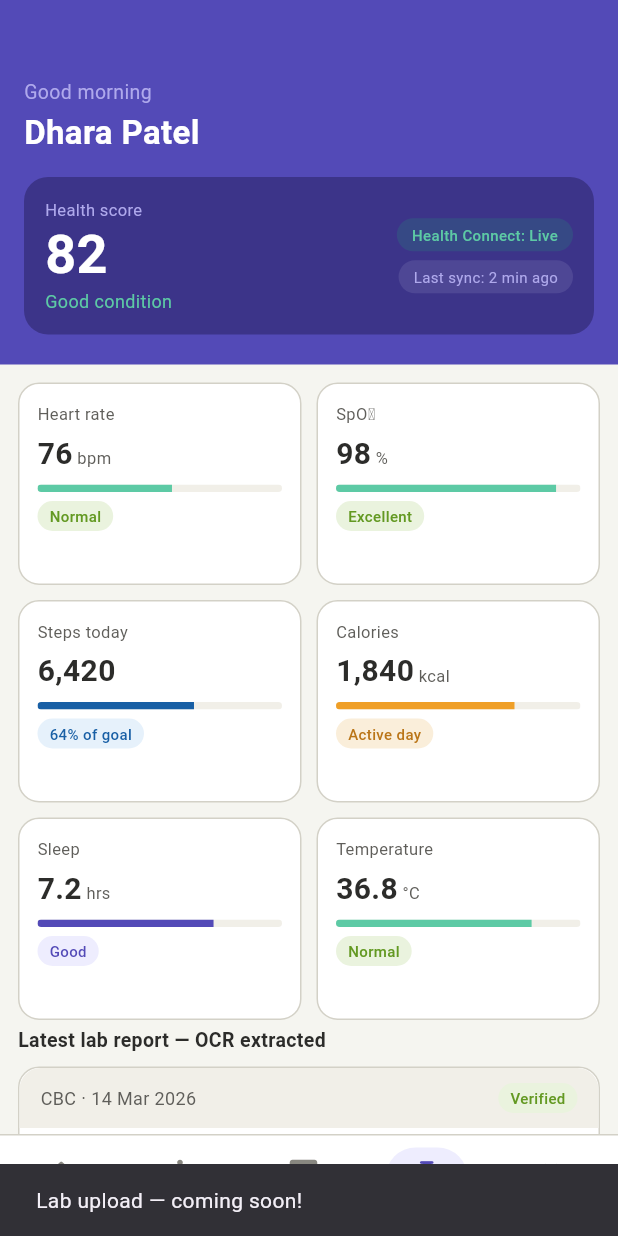
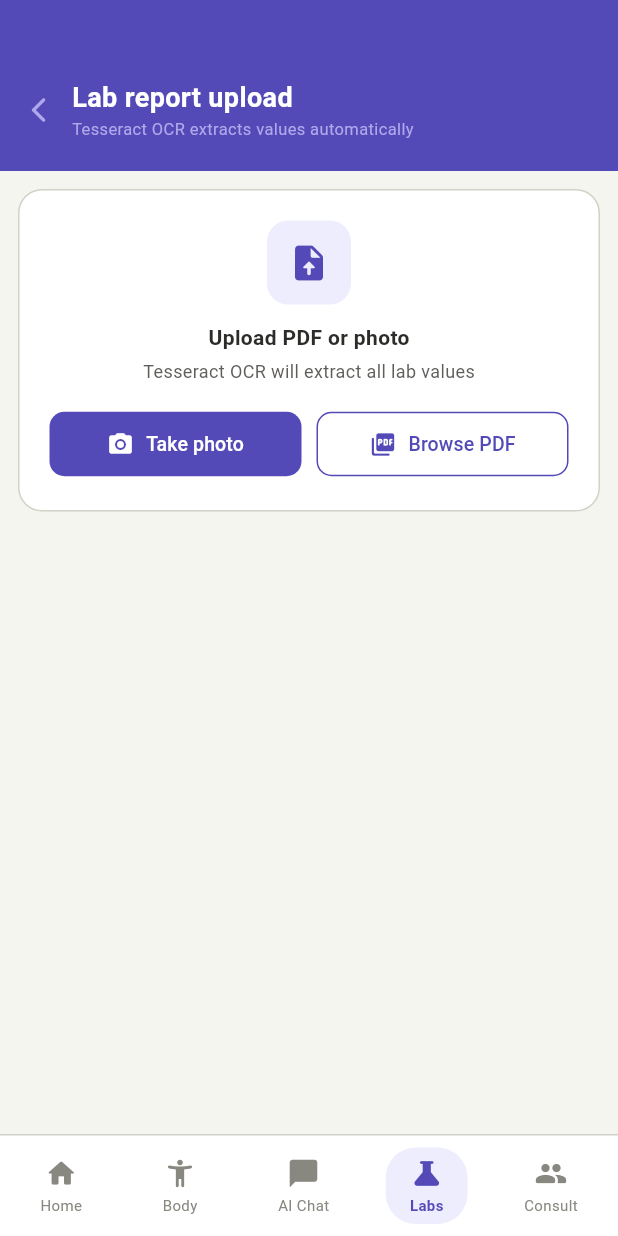
Before and after one commit to RayParth/Care-Predicter, a Flutter app: the HomeScreen screen opened directly, item 4 of the bottom bar chosen, on a phone screen of 412 x 824 dp. Run offline on Flutter 3.47's test engine with Material 3 defaults, Android fonts, the light colour scheme and no system bars; our stand-ins replace firebase_auth, firebase_core, flutter_riverpod, google_sign_in; accounts and stored records are empty.

Commit message:
feat: lab upload screen with OCR extraction simulation

```diff
--- /dev/null
+++ b/lib/features/lab/lab_upload_screen.dart
@@ -0,0 +1,539 @@
+import 'dart:io';
+import 'package:flutter/material.dart';
+import 'package:flutter_riverpod/flutter_riverpod.dart';
+import '../../core/constants/colors.dart';
+import '../../shared/widgets/bottom_nav_bar.dart';
+
+// Holds the OCR extracted results
+final ocrResultsProvider = StateProvider<Map<String, String>>((ref) => {});
+final isExtractingProvider = StateProvider<bool>((ref) => false);
+
+class LabUploadScreen extends ConsumerStatefulWidget {
+  const LabUploadScreen({super.key});
+
+  @override
+  ConsumerState<LabUploadScreen> createState() => _LabUploadScreenState();
+}
+
+class _LabUploadScreenState extends ConsumerState<LabUploadScreen> {
+  int _currentIndex = 3;
+  File? _selectedFile;
+  String? _selectedFileName;
+
+  // Simulated OCR results — will be replaced with real Tesseract API later
+  final Map<String, String> _mockOcrResults = {
+    'Glucose': '94 mg/dL',
+    'Hemoglobin': '13.2 g/dL',
+    'WBC count': '7,200 /µL',
+    'Platelets': '2.4 L/µL',
+    'Cholesterol': '178 mg/dL',
+    'Triglycerides': '140 mg/dL',
+    'Creatinine': '0.9 mg/dL',
+    'Uric acid': '5.4 mg/dL',
+  };
+
+  final Map<String, String> _referenceRanges = {
+    'Glucose': '70–100',
+    'Hemoglobin': '12–17',
+    'WBC count': '4k–11k',
+    'Platelets': '1.5–4',
+    'Cholesterol': '< 200',
+    'Triglycerides': '< 150',
+    'Creatinine': '0.7–1.3',
+    'Uric acid': '3.5–7',
+  };
+
+  final Map<String, String> _statuses = {
+    'Glucose': 'Normal',
+    'Hemoglobin': 'Normal',
+    'WBC count': 'Normal',
+    'Platelets': 'Normal',
+    'Cholesterol': 'Normal',
+    'Triglycerides': 'Borderline',
+    'Creatinine': 'Normal',
+    'Uric acid': 'Normal',
+  };
+
+  Future<void> _simulateOcrExtraction() async {
+    ref.read(isExtractingProvider.notifier).state = true;
+    ref.read(ocrResultsProvider.notifier).state = {};
+
+    // Simulate OCR processing delay
+    await Future.delayed(const Duration(seconds: 2));
+
+    ref.read(ocrResultsProvider.notifier).state = _mockOcrResults;
+    ref.read(isExtractingProvider.notifier).state = false;
+
+    if (mounted) {
+      ScaffoldMessenger.of(context).showSnackBar(
+        const SnackBar(
+          content: Text('OCR extraction complete — 8 values found'),
+          backgroundColor: Color(0xFF1D9E75),
+          duration: Duration(seconds: 2),
+        ),
+      );
+    }
+  }
+
+  void _onFilePicked(String fileName) {
+    setState(() {
+      _selectedFileName = fileName;
+    });
+    _simulateOcrExtraction();
+  }
+
+  @override
+  Widget build(BuildContext context) {
+    final ocrResults = ref.watch(ocrResultsProvider);
+    final isExtracting = ref.watch(isExtractingProvider);
+
+    return Scaffold(
+      backgroundColor: AppColors.background,
+      body: Column(
+        children: [
+          Expanded(
+            child: SingleChildScrollView(
+              child: Column(
+                children: [
+                  _buildHeader(),
+                  const SizedBox(height: 12),
+                  _buildUploadCard(),
+                  const SizedBox(height: 12),
+                  if (isExtracting) _buildExtractingIndicator(),
+                  if (ocrResults.isNotEmpty) _buildOcrResults(ocrResults),
+                  if (ocrResults.isNotEmpty) _buildAiRecommendation(),
+                  const SizedBox(height: 16),
+                ],
+              ),
+            ),
+          ),
+          BottomNavBar(
+            currentIndex: _currentIndex,
+            onTap: (index) {
+              setState(() => _currentIndex = index);
+            },
+          ),
+        ],
+      ),
+    );
+  }
+
+  Widget _buildHeader() {
+    return Container(
+      width: double.infinity,
+      padding: const EdgeInsets.fromLTRB(16, 52, 16, 20),
+      color: AppColors.primary,
+      child: Row(
+        children: [
+          GestureDetector(
+            onTap: () => Navigator.pop(context),
+            child: const Icon(
+              Icons.arrow_back_ios_rounded,
+              color: AppColors.primaryMid,
+              size: 20,
+            ),
+          ),
+          const SizedBox(width: 12),
+          const Column(
+            crossAxisAlignment: CrossAxisAlignment.start,
+            children: [
+              Text(
+                'Lab report upload',
+                style: TextStyle(
+                  fontSize: 18,
+                  fontWeight: FontWeight.w600,
+                  color: AppColors.white,
+                ),
+              ),
+              Text(
+                'Tesseract OCR extracts values automatically',
+                style: TextStyle(
+                  fontSize: 11,
+                  color: AppColors.primaryMid,
+                ),
+              ),
+            ],
+          ),
+        ],
+      ),
+    );
+  }
+
+  Widget _buildUploadCard() {
+    return Padding(
+      padding: const EdgeInsets.symmetric(horizontal: 12),
+      child: Container(
+        width: double.infinity,
+        padding: const EdgeInsets.all(20),
+        decoration: BoxDecoration(
+          color: AppColors.white,
+          borderRadius: BorderRadius.circular(16),
+          border: Border.all(
+            color: _selectedFileName != null
+                ? AppColors.primary
+                : AppColors.border,
+            width: _selectedFileName != null ? 2 : 1,
+            style: BorderStyle.solid,
+          ),
+        ),
+        child: Column(
+          children: [
+            // Upload icon
+            Container(
+              width: 56,
+              height: 56,
+              decoration: BoxDecoration(
+                color: AppColors.primaryLight,
+                borderRadius: BorderRadius.circular(14),
+              ),
+              child: const Icon(
+                Icons.upload_file_rounded,
+                color: AppColors.primary,
+                size: 28,
+              ),
+            ),
+            const SizedBox(height: 12),
+            Text(
+              _selectedFileName ?? 'Upload PDF or photo',
+              style: TextStyle(
+                fontSize: 14,
+                fontWeight: FontWeight.w600,
+                color: _selectedFileName != null
+                    ? AppColors.primary
+                    : AppColors.textPrimary,
+              ),
+            ),
+            const SizedBox(height: 4),
+            const Text(
+              'Tesseract OCR will extract all lab values',
+              style: TextStyle(
+                fontSize: 12,
+                color: AppColors.textSecondary,
+              ),
+            ),
+            const SizedBox(height: 16),
+            // Buttons
+            Row(
+              children: [
+                Expanded(
+                  child: ElevatedButton.icon(
+                    onPressed: () => _onFilePicked('lab_report_photo.jpg'),
+                    style: ElevatedButton.styleFrom(
+                      backgroundColor: AppColors.primary,
+                      foregroundColor: AppColors.white,
+                      shape: RoundedRectangleBorder(
+                        borderRadius: BorderRadius.circular(10),
+                      ),
+                      elevation: 0,
+                      padding: const EdgeInsets.symmetric(vertical: 12),
+                    ),
+                    icon: const Icon(Icons.camera_alt_rounded, size: 18),
+                    label: const Text(
+                      'Take photo',
+                      style: TextStyle(fontSize: 13),
+                    ),
+                  ),
+                ),
+                const SizedBox(width: 10),
+                Expanded(
+                  child: OutlinedButton.icon(
+                    onPressed: () => _onFilePicked('lab_report.pdf'),
+                    style: OutlinedButton.styleFrom(
+                      foregroundColor: AppColors.primary,
+                      side: const BorderSide(color: AppColors.primary),
+                      shape: RoundedRectangleBorder(
+                        borderRadius: BorderRadius.circular(10),
+                      ),
+                      padding: const EdgeInsets.symmetric(vertical: 12),
+                    ),
+                    icon: const Icon(Icons.picture_as_pdf_rounded, size: 18),
+                    label: const Text(
+                      'Browse PDF',
+                      style: TextStyle(fontSize: 13),
+                    ),
+                  ),
+                ),
+              ],
+            ),
+          ],
+        ),
+      ),
+    );
+  }
+
+  Widget _buildExtractingIndicator() {
+    return Padding(
+      padding: const EdgeInsets.symmetric(horizontal: 12, vertical: 8),
+      child: Container(
+        padding: const EdgeInsets.all(16),
+        decoration: BoxDecoration(
+          color: AppColors.primaryLight,
+          borderRadius: BorderRadius.circular(14),
+          border: Border.all(color: AppColors.primaryMid),
+        ),
+        child: Row(
+          children: [
+            const SizedBox(
+              width: 20,
+              height: 20,
+              child: CircularProgressIndicator(
+                strokeWidth: 2.5,
+                color: AppColors.primary,
+              ),
+            ),
+            const SizedBox(width: 14),
+            const Column(
+              crossAxisAlignment: CrossAxisAlignment.start,
+              children: [
+                Text(
+                  'Extracting values...',
+                  style: TextStyle(
+                    fontSize: 13,
+                    fontWeight: FontWeight.w600,
+                    color: AppColors.primaryDark,
+                  ),
+                ),
+                Text(
+                  'Tesseract OCR is reading your report',
+                  style: TextStyle(
+                    fontSize: 11,
+                    color: AppColors.primary,
+                  ),
+                ),
+              ],
+            ),
+          ],
+        ),
+      ),
+    );
+  }
+
+  Widget _buildOcrResults(Map<String, String> results) {
+    return Padding(
+      padding: const EdgeInsets.symmetric(horizontal: 12),
+      child: Container(
+        decoration: BoxDecoration(
+          color: AppColors.white,
+          borderRadius: BorderRadius.circular(14),
+          border: Border.all(color: AppColors.border),
+        ),
+        child: Column(
+          children: [
+            // Header
+            Container(
+              padding: const EdgeInsets.symmetric(
+                  horizontal: 14, vertical: 12),
+              decoration: BoxDecoration(
+                color: AppColors.surface,
+                borderRadius: const BorderRadius.only(
+                  topLeft: Radius.circular(14),
+                  topRight: Radius.circular(14),
+                ),
+              ),
+              child: Row(
+                mainAxisAlignment: MainAxisAlignment.spaceBetween,
+                children: [
+                  Column(
+                    crossAxisAlignment: CrossAxisAlignment.start,
+                    children: [
+                      const Text(
+                        'CBC — Dhara Patel',
+                        style: TextStyle(
+                          fontSize: 13,
+                          fontWeight: FontWeight.w600,
+                          color: AppColors.textPrimary,
+                        ),
+                      ),
+                      const Text(
+                        'Krupa Diagnostic Centre · 14 Mar 2026',
+                        style: TextStyle(
+                          fontSize: 10,
+                          color: AppColors.textHint,
+                        ),
+                      ),
+                    ],
+                  ),
+                  Container(
+                    padding: const EdgeInsets.symmetric(
+                        horizontal: 8, vertical: 4),
+                    decoration: BoxDecoration(
+                      color: AppColors.successLight,
+                      borderRadius: BorderRadius.circular(10),
+                    ),
+                    child: const Text(
+                      'OCR extracted',
+                      style: TextStyle(
+                        fontSize: 10,
+                        color: AppColors.success,
+                        fontWeight: FontWeight.w500,
+                      ),
+                    ),
+                  ),
+                ],
+              ),
+            ),
+            // Result rows
+            ...results.entries.toList().asMap().entries.map((entry) {
+              final index = entry.key;
+              final key = entry.value.key;
+              final value = entry.value.value;
+              final isLast = index == results.length - 1;
+              final status = _statuses[key] ?? 'Normal';
+              final ref = _referenceRanges[key] ?? '';
+              final isNormal = status == 'Normal';
+
+              return Container(
+                padding: const EdgeInsets.symmetric(
+                    horizontal: 14, vertical: 10),
+                decoration: BoxDecoration(
+                  border: isLast
+                      ? null
+                      : Border(
+                    bottom: BorderSide(
+                        color: AppColors.border, width: 0.5),
+                  ),
+                ),
+                child: Row(
+                  mainAxisAlignment: MainAxisAlignment.spaceBetween,
+                  children: [
+                    Column(
+                      crossAxisAlignment: CrossAxisAlignment.start,
+                      children: [
+                        Text(
+                          key,
+                          style: const TextStyle(
+                            fontSize: 12,
+                            color: AppColors.textPrimary,
+                          ),
+                        ),
+                        Text(
+                          'Ref: $ref',
+                          style: const TextStyle(
+                            fontSize: 10,
+                            color: AppColors.textHint,
+                          ),
+                        ),
+                      ],
+                    ),
+                    Row(
+                      children: [
+                        Text(
+                          value,
+                          style: const TextStyle(
+                            fontSize: 12,
+                            fontWeight: FontWeight.w600,
+                            color: AppColors.textPrimary,
+                          ),
+                        ),
+                        const SizedBox(width: 8),
+                        Container(
+                          padding: const EdgeInsets.symmetric(
+                              horizontal: 8, vertical: 3),
+                          decoration: BoxDecoration(
+                            color: isNormal
+                                ? AppColors.successLight
+                                : AppColors.warningLight,
+                            borderRadius: BorderRadius.circular(10),
+                          ),
+                          child: Text(
+                            status,
+                            style: TextStyle(
+                              fontSize: 10,
+                              color: isNormal
+                                  ? AppColors.success
+                                  : AppColors.warning,
+                              fontWeight: FontWeight.w500,
+                            ),
+                          ),
+                        ),
+                      ],
+                    ),
+                  ],
+                ),
+              );
+            }),
+            // Save button
+            Padding(
+              padding: const EdgeInsets.all(12),
+              child: SizedBox(
+                width: double.infinity,
+                child: ElevatedButton(
+                  onPressed: () {
+                    ScaffoldMessenger.of(context).showSnackBar(
+                      const SnackBar(
+                        content: Text('Lab report saved to health record'),
+                        backgroundColor: Color(0xFF1D9E75),
+                      ),
+                    );
+                  },
+                  style: ElevatedButton.styleFrom(
+                    backgroundColor: AppColors.primary,
+                    foregroundColor: AppColors.white,
+                    shape: RoundedRectangleBorder(
+                      borderRadius: BorderRadius.circular(12),
+                    ),
+                    elevation: 0,
+                    padding: const EdgeInsets.symmetric(vertical: 14),
+                  ),
+                  child: const Text(
+                    'Save to health record',
+                    style: TextStyle(
+                      fontSize: 14,
+                      fontWeight: FontWeight.w600,
+                    ),
+                  ),
+                ),
+              ),
+            ),
+          ],
+        ),
+      ),
+    );
+  }
+
+  Widget _buildAiRecommendation() {
+    return Padding(
+      padding: const EdgeInsets.fromLTRB(12, 12, 12, 0),
+      child: Container(
+        padding: const EdgeInsets.all(16),
+        decoration: BoxDecoration(
+          color: AppColors.primaryLight,
+          borderRadius: BorderRadius.circular(14),
+          border: Border.all(color: AppColors.primaryMid),
+        ),
+        child: Column(
+          crossAxisAlignment: CrossAxisAlignment.start,
+          children: [
+            Row(
+              children: const [
+                Icon(
+                  Icons.auto_awesome_rounded,
+                  color: AppColors.primary,
+                  size: 16,
+                ),
+                SizedBox(width: 6),
+                Text(
+                  'AI recommendation for Dhara',
+                  style: TextStyle(
+                    fontSize: 12,
+                    fontWeight: FontWeight.w600,
+                    color: AppColors.primaryDark,
+                  ),
+                ),
+              ],
+            ),
+            const SizedBox(height: 8),
+            const Text(
+              'Triglycerides are slightly elevated at 140 mg/dL. Reduce sugary drinks and refined carbohydrates. Increase omega-3 rich foods like fish and walnuts. Next HbA1c test suggested in 3 months.',
+              style: TextStyle(
+                fontSize: 12,
+                color: AppColors.primary,
+                height: 1.6,
+              ),
+            ),
+          ],
+        ),
+      ),
+    );
+  }
+}
```
Also changed, not shown: lib/features/dashboard/home_screen.dart (+9 -2 lines).
